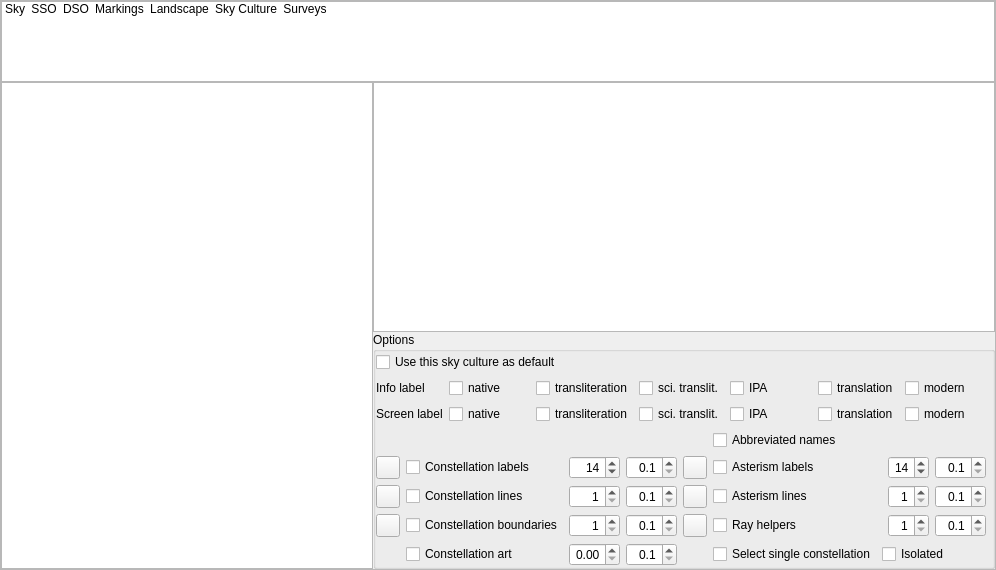
Old version of the form src/gui/viewDialog.ui in the repository Stellarium/stellarium.
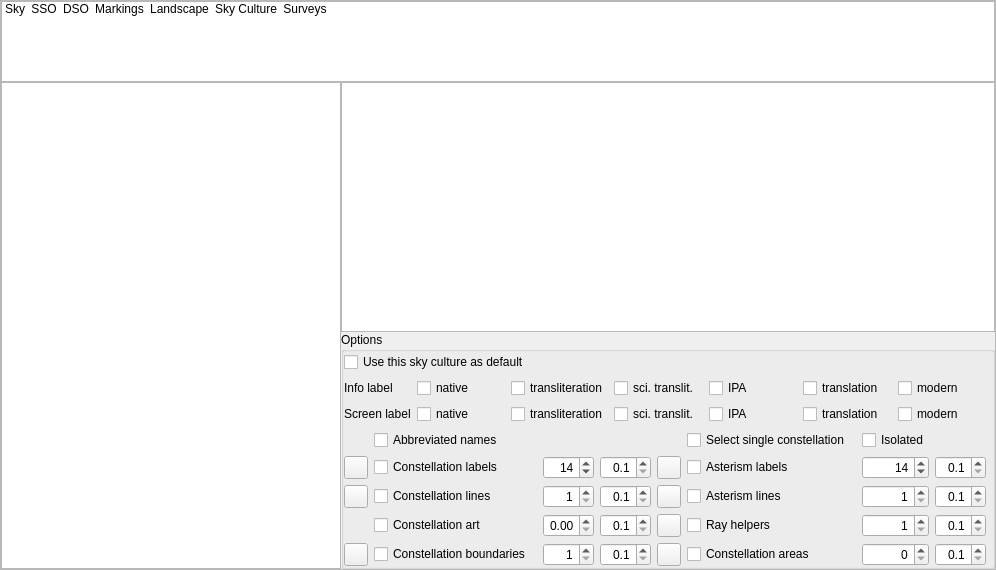
New version of the form. The open tabs and pages were chosen to show the change. Icons and pictures are not drawn. Custom widgets are drawn as their Qt base class.

Commit message: GUI changes for hull drawing - by default, hide this advanced feature from new users

```diff
--- a/src/gui/viewDialog.ui
+++ b/src/gui/viewDialog.ui
@@ -5166,8 +5166,24 @@
              </item>
              <item row="6" column="0" rowspan="2">
               <layout class="QGridLayout" name="skyCultureGridLayout">
-               <item row="2" column="6" colspan="2">
-                <widget class="QCheckBox" name="showAsterismLinesCheckBox">
+               <item row="4" column="8">
+                <widget class="QSpinBox" name="rayHelperThicknessSpinBox">
+                 <property name="toolTip">
+                  <string>Thickness of line in pixels</string>
+                 </property>
+                 <property name="alignment">
+                  <set>Qt::AlignRight|Qt::AlignTrailing|Qt::AlignVCenter</set>
+                 </property>
+                 <property name="minimum">
+                  <number>1</number>
+                 </property>
+                 <property name="maximum">
+                  <number>5</number>
+                 </property>
+                </widget>
+               </item>
+               <item row="2" column="1" colspan="2">
+                <widget class="QCheckBox" name="showConstellationLabelsCheckBox">
                  <property name="sizePolicy">
                   <sizepolicy hsizetype="MinimumExpanding" vsizetype="Fixed">
                    <horstretch>0</horstretch>
@@ -5175,14 +5191,14 @@
                   </sizepolicy>
                  </property>
                  <property name="text">
-                  <string>Asterism lines</string>
+                  <string>Constellation labels</string>
                  </property>
                 </widget>
                </item>
-               <item row="4" column="4">
-                <widget class="QDoubleSpinBox" name="artFadeDurationDoubleSpinBox">
+               <item row="4" column="9">
+                <widget class="QDoubleSpinBox" name="rayHelpersFadeDurationDoubleSpinBox">
                  <property name="toolTip">
-                  <string>Fading duration for artwork of constellations </string>
+                  <string>Fading duration for lines of ray helpers</string>
                  </property>
                  <property name="alignment">
                   <set>Qt::AlignRight|Qt::AlignTrailing|Qt::AlignVCenter</set>
@@ -5201,7 +5217,7 @@
                  </property>
                 </widget>
                </item>
-               <item row="3" column="6" colspan="2">
+               <item row="4" column="6" colspan="2">
                 <widget class="QCheckBox" name="showRayHelpersCheckBox">
                  <property name="sizePolicy">
                   <sizepolicy hsizetype="MinimumExpanding" vsizetype="Fixed">
@@ -5214,36 +5230,17 @@
                  </property>
                 </widget>
                </item>
-               <item row="4" column="6">
-                <widget class="QCheckBox" name="selectSingleConstellationCheckBox">
+               <item row="2" column="0">
+                <widget class="ColorButton" name="colorConstellationLabels">
                  <property name="toolTip">
-                  <string>Click on star to show its constellation</string>
+                  <string>Color of constellation names</string>
                  </property>
-                 <property name="text">
-                  <string>Select single constellation</string>
-                 </property>
                 </widget>
                </item>
-               <item row="2" column="3">
-                <widget class="QSpinBox" name="constellationLineThicknessSpinBox">
+               <item row="3" column="9">
+                <widget class="QDoubleSpinBox" name="asterismLinesFadeDurationDoubleSpinBox">
                  <property name="toolTip">
-                  <string>Thickness of line in pixels</string>
-                 </property>
-                 <property name="alignment">
-                  <set>Qt::AlignRight|Qt::AlignTrailing|Qt::AlignVCenter</set>
-                 </property>
-                 <property name="minimum">
-                  <number>1</number>
-                 </property>
-                 <property name="maximum">
-                  <number>5</number>
-                 </property>
-                </widget>
-               </item>
-               <item row="1" column="4">
-                <widget class="QDoubleSpinBox" name="namesFadeDurationDoubleSpinBox">
-                 <property name="toolTip">
-                  <string>Fading duration for screen labels of constellations</string>
+                  <string>Fading duration for lines of asterisms</string>
                  </property>
                  <property name="alignment">
                   <set>Qt::AlignRight|Qt::AlignTrailing|Qt::AlignVCenter</set>
@@ -5262,59 +5259,63 @@
                  </property>
                 </widget>
                </item>
-               <item row="1" column="5">
+               <item row="3" column="6" colspan="2">
+                <widget class="QCheckBox" name="showAsterismLinesCheckBox">
+                 <property name="sizePolicy">
+                  <sizepolicy hsizetype="MinimumExpanding" vsizetype="Fixed">
+                   <horstretch>0</horstretch>
+                   <verstretch>0</verstretch>
+                  </sizepolicy>
+                 </property>
+                 <property name="text">
+                  <string>Asterism lines</string>
+                 </property>
+                </widget>
+               </item>
+               <item row="2" column="5">
                 <widget class="ColorButton" name="colorAsterismLabels">
                  <property name="toolTip">
                   <string>Color of asterism names</string>
                  </property>
                 </widget>
                </item>
+               <item row="3" column="8">
+                <widget class="QSpinBox" name="asterismLineThicknessSpinBox">
+                 <property name="toolTip">
+                  <string>Thickness of line in pixels</string>
+                 </property>
+                 <property name="alignment">
+                  <set>Qt::AlignRight|Qt::AlignTrailing|Qt::AlignVCenter</set>
+                 </property>
+                 <property name="minimum">
+                  <number>1</number>
+                 </property>
+                 <property name="maximum">
+                  <number>5</number>
+                 </property>
+                </widget>
+               </item>
                <item row="3" column="1" colspan="2">
-                <widget class="QCheckBox" name="showConstellationBoundariesCheckBox">
+                <widget class="QCheckBox" name="showConstellationLinesCheckBox">
                  <property name="sizePolicy">
                   <sizepolicy hsizetype="MinimumExpanding" vsizetype="Fixed">
                    <horstretch>0</horstretch>
                    <verstretch>0</verstretch>
                   </sizepolicy>
                  </property>
-                 <property name="toolTip">
-                  <string>Show boundaries of constellations</string>
-                 </property>
                  <property name="text">
-                  <string>Constellation boundaries</string>
+                  <string>Constellation lines</string>
                  </property>
                 </widget>
                </item>
-               <item row="1" column="0">
-                <widget class="ColorButton" name="colorConstellationLabels">
+               <item row="3" column="5">
+                <widget class="ColorButton" name="colorAsterismLines">
                  <property name="toolTip">
-                  <string>Color of constellation names</string>
+                  <string>Color of asterism lines</string>
                  </property>
                 </widget>
                </item>
-               <item row="2" column="4">
-                <widget class="QDoubleSpinBox" name="linesFadeDurationDoubleSpinBox">
-                 <property name="toolTip">
-                  <string>Fading duration for lines of constellations</string>
-                 </property>
-                 <property name="alignment">
-                  <set>Qt::AlignRight|Qt::AlignTrailing|Qt::AlignVCenter</set>
-                 </property>
-                 <property name="decimals">
-                  <number>1</number>
-                 </property>
-                 <property name="minimum">
-                  <double>0.100000000000000</double>
-                 </property>
-                 <property name="maximum">
-                  <double>10.000000000000000</double>
-                 </property>
-                 <property name="singleStep">
-                  <double>0.100000000000000</double>
-                 </property>
-                </widget>
-               </item>
-               <item row="1" column="3">
+               <item row="2" column="3">
                 <widget class="QSpinBox" name="constellationsFontSizeSpinBox">
                  <property name="toolTip">
                   <string>Constellations font size</string>
@@ -5334,13 +5335,6 @@
                 </widget>
                </item>
                <item row="3" column="0">
-                <widget class="ColorButton" name="colorConstellationBoundaries">
-                 <property name="toolTip">
-                  <string>Color of constellation boundaries</string>
-                 </property>
-                </widget>
-               </item>
-               <item row="2" column="0">
                 <widget class="ColorButton" name="colorConstellationLines">
                  <property name="toolTip">
                   <string>Color of constellation lines</string>
@@ -5348,9 +5342,9 @@
                 </widget>
                </item>
                <item row="3" column="4">
-                <widget class="QDoubleSpinBox" name="boundariesFadeDurationDoubleSpinBox">
+                <widget class="QDoubleSpinBox" name="linesFadeDurationDoubleSpinBox">
                  <property name="toolTip">
-                  <string>Fading duration for boundaries of constellations</string>
+                  <string>Fading duration for lines of constellations</string>
                  </property>
                  <property name="alignment">
                   <set>Qt::AlignRight|Qt::AlignTrailing|Qt::AlignVCenter</set>
@@ -5369,27 +5363,7 @@
                  </property>
                 </widget>
                </item>
-               <item row="1" column="1" colspan="2">
-                <widget class="QCheckBox" name="showConstellationLabelsCheckBox">
-                 <property name="sizePolicy">
-                  <sizepolicy hsizetype="MinimumExpanding" vsizetype="Fixed">
-                   <horstretch>0</horstretch>
-                   <verstretch>0</verstretch>
-                  </sizepolicy>
-                 </property>
-                 <property name="text">
-                  <string>Constellation labels</string>
-                 </property>
-                </widget>
-               </item>
-               <item row="2" column="5">
-                <widget class="ColorButton" name="colorAsterismLines">
-                 <property name="toolTip">
-                  <string>Color of asterism lines</string>
-                 </property>
-                </widget>
-               </item>
-               <item row="1" column="6" colspan="2">
+               <item row="2" column="6" colspan="2">
                 <widget class="QCheckBox" name="showAsterismLabelsCheckBox">
                  <property name="sizePolicy">
                   <sizepolicy hsizetype="MinimumExpanding" vsizetype="Fixed">
@@ -5402,52 +5376,29 @@
                  </property>
                 </widget>
                </item>
-               <item row="2" column="1" colspan="2">
-                <widget class="QCheckBox" name="showConstellationLinesCheckBox">
-                 <property name="sizePolicy">
-                  <sizepolicy hsizetype="MinimumExpanding" vsizetype="Fixed">
-                   <horstretch>0</horstretch>
-                   <verstretch>0</verstretch>
-                  </sizepolicy>
-                 </property>
-                 <property name="text">
-                  <string>Constellation lines</string>
-                 </property>
-                </widget>
-               </item>
-               <item row="4" column="3">
-                <widget class="QDoubleSpinBox" name="constellationArtBrightnessSpinBox">
+               <item row="2" column="9">
+                <widget class="QDoubleSpinBox" name="asterismNamesFadeDurationDoubleSpinBox">
                  <property name="toolTip">
-                  <string>Brightness for constellation art</string>
+                  <string>Fading duration for screen labels of asterisms </string>
                  </property>
                  <property name="alignment">
                   <set>Qt::AlignRight|Qt::AlignTrailing|Qt::AlignVCenter</set>
                  </property>
-                 <property name="maximum">
-                  <double>1.000000000000000</double>
-                 </property>
-                 <property name="singleStep">
-                  <double>0.050000000000000</double>
-                 </property>
-                </widget>
-               </item>
-               <item row="3" column="3">
-                <widget class="QSpinBox" name="constellationBoundariesThicknessSpinBox">
-                 <property name="toolTip">
-                  <string>Thickness of line in pixels</string>
-                 </property>
-                 <property name="alignment">
-                  <set>Qt::AlignRight|Qt::AlignTrailing|Qt::AlignVCenter</set>
-                 </property>
-                 <property name="minimum">
+                 <property name="decimals">
                   <number>1</number>
                  </property>
+                 <property name="minimum">
+                  <double>0.100000000000000</double>
+                 </property>
                  <property name="maximum">
-                  <number>5</number>
+                  <double>10.000000000000000</double>
+                 </property>
+                 <property name="singleStep">
+                  <double>0.100000000000000</double>
                  </property>
                 </widget>
                </item>
-               <item row="1" column="8">
+               <item row="2" column="8">
                 <widget class="QSpinBox" name="asterismsFontSizeSpinBox">
                  <property name="toolTip">
                   <string>Asterisms font size</string>
@@ -5466,44 +5417,37 @@
                  </property>
                 </widget>
                </item>
-               <item row="4" column="1" colspan="2">
-                <widget class="QCheckBox" name="showConstellationArtCheckBox">
-                 <property name="sizePolicy">
-                  <sizepolicy hsizetype="MinimumExpanding" vsizetype="Fixed">
-                   <horstretch>0</horstretch>
-                   <verstretch>0</verstretch>
-                  </sizepolicy>
-                 </property>
-                 <property name="text">
-                  <string>Constellation art</string>
-                 </property>
-                </widget>
-               </item>
-               <item row="3" column="5">
+               <item row="4" column="5">
                 <widget class="ColorButton" name="colorRayHelpers">
                  <property name="toolTip">
                   <string>Color of ray helpers</string>
                  </property>
                 </widget>
                </item>
-               <item row="3" column="8">
-                <widget class="QSpinBox" name="rayHelperThicknessSpinBox">
+               <item row="2" column="4">
+                <widget class="QDoubleSpinBox" name="namesFadeDurationDoubleSpinBox">
                  <property name="toolTip">
-                  <string>Thickness of line in pixels</string>
+                  <string>Fading duration for screen labels of constellations</string>
                  </property>
                  <property name="alignment">
                   <set>Qt::AlignRight|Qt::AlignTrailing|Qt::AlignVCenter</set>
                  </property>
-                 <property name="minimum">
+                 <property name="decimals">
                   <number>1</number>
                  </property>
+                 <property name="minimum">
+                  <double>0.100000000000000</double>
+                 </property>
                  <property name="maximum">
-                  <number>5</number>
+                  <double>10.000000000000000</double>
                  </property>
+                 <property name="singleStep">
+                  <double>0.100000000000000</double>
+                 </property>
                 </widget>
                </item>
-               <item row="2" column="8">
-                <widget class="QSpinBox" name="asterismLineThicknessSpinBox">
+               <item row="3" column="3">
+                <widget class="QSpinBox" name="constellationLineThicknessSpinBox">
                  <property name="toolTip">
                   <string>Thickness of line in pixels</string>
                  </property>
@@ -5518,51 +5462,24 @@
                  </property>
                 </widget>
                </item>
-               <item row="1" column="9">
-                <widget class="QDoubleSpinBox" name="asterismNamesFadeDurationDoubleSpinBox">
-                 <property name="toolTip">
-                  <string>Fading duration for screen labels of asterisms </string>
+               <item row="1" column="1">
+                <widget class="QCheckBox" name="abbreviatedNamesCheckBox">
+                 <property name="text">
+                  <string>Abbreviated names</string>
                  </property>
-                 <property name="alignment">
-                  <set>Qt::AlignRight|Qt::AlignTrailing|Qt::AlignVCenter</set>
-                 </property>
-                 <property name="decimals">
-                  <number>1</number>
-                 </property>
-                 <property name="minimum">
-                  <double>0.100000000000000</double>
-                 </property>
-                 <property name="maximum">
-                  <double>10.000000000000000</double>
-                 </property>
-                 <property name="singleStep">
-                  <double>0.100000000000000</double>
-                 </property>
                 </widget>
                </item>
-               <item row="2" column="9">
-                <widget class="QDoubleSpinBox" name="asterismLinesFadeDurationDoubleSpinBox">
+               <item row="1" column="6">
+                <widget class="QCheckBox" name="selectSingleConstellationCheckBox">
                  <property name="toolTip">
-                  <string>Fading duration for lines of asterisms</string>
+                  <string>Click on star to show its constellation</string>
                  </property>
-                 <property name="alignment">
-                  <set>Qt::AlignRight|Qt::AlignTrailing|Qt::AlignVCenter</set>
+                 <property name="text">
+                  <string>Select single constellation</string>
                  </property>
-                 <property name="decimals">
-                  <number>1</number>
-                 </property>
-                 <property name="minimum">
-                  <double>0.100000000000000</double>
-                 </property>
-                 <property name="maximum">
-                  <double>10.000000000000000</double>
-                 </property>
-                 <property name="singleStep">
-                  <double>0.100000000000000</double>
-                 </property>
                 </widget>
                </item>
-               <item row="4" column="7" colspan="3">
+               <item row="1" column="8">
                 <widget class="QCheckBox" name="constellationPickCheckBox">
                  <property name="toolTip">
                   <string>Only one at a time</string>
@@ -5572,14 +5489,59 @@
                  </property>
                 </widget>
                </item>
-               <item row="3" column="9">
-                <widget class="QDoubleSpinBox" name="rayHelpersFadeDurationDoubleSpinBox">
+               <item row="5" column="1">
+                <widget class="QCheckBox" name="showConstellationBoundariesCheckBox">
+                 <property name="sizePolicy">
+                  <sizepolicy hsizetype="MinimumExpanding" vsizetype="Fixed">
+                   <horstretch>0</horstretch>
+                   <verstretch>0</verstretch>
+                  </sizepolicy>
+                 </property>
                  <property name="toolTip">
-                  <string>Fading duration for lines of ray helpers</string>
+                  <string>Show boundaries of constellations</string>
                  </property>
+                 <property name="text">
+                  <string>Constellation boundaries</string>
+                 </property>
+                </widget>
+               </item>
+               <item row="4" column="1">
+                <widget class="QCheckBox" name="showConstellationArtCheckBox">
+                 <property name="sizePolicy">
+                  <sizepolicy hsizetype="MinimumExpanding" vsizetype="Fixed">
+                   <horstretch>0</horstretch>
+                   <verstretch>0</verstretch>
+                  </sizepolicy>
+                 </property>
+                 <property name="text">
+                  <string>Constellation art</string>
+                 </property>
+                </widget>
+               </item>
+               <item row="5" column="3">
+                <widget class="QSpinBox" name="constellationBoundariesThicknessSpinBox">
+                 <property name="toolTip">
+                  <string>Thickness of line in pixels</string>
+                 </property>
                  <property name="alignment">
                   <set>Qt::AlignRight|Qt::AlignTrailing|Qt::AlignVCenter</set>
                  </property>
+                 <property name="minimum">
+                  <number>1</number>
+                 </property>
+                 <property name="maximum">
+                  <number>5</number>
+                 </property>
+                </widget>
+               </item>
+               <item row="5" column="4">
+                <widget class="QDoubleSpinBox" name="boundariesFadeDurationDoubleSpinBox">
+                 <property name="toolTip">
+                  <string>Fading duration for boundaries of constellations</string>
+                 </property>
+                 <property name="alignment">
+                  <set>Qt::AlignRight|Qt::AlignTrailing|Qt::AlignVCenter</set>
+                 </property>
                  <property name="decimals">
                   <number>1</number>
                  </property>
@@ -5594,10 +5556,103 @@
                  </property>
                 </widget>
                </item>
-               <item row="0" column="6">
-                <widget class="QCheckBox" name="abbreviatedNamesCheckBox">
+               <item row="5" column="0">
+                <widget class="ColorButton" name="colorConstellationBoundaries">
+                 <property name="toolTip">
+                  <string>Color of constellation boundaries</string>
+                 </property>
+                </widget>
+               </item>
+               <item row="4" column="3">
+                <widget class="QDoubleSpinBox" name="constellationArtBrightnessSpinBox">
+                 <property name="toolTip">
+                  <string>Brightness for constellation art</string>
+                 </property>
+                 <property name="alignment">
+                  <set>Qt::AlignRight|Qt::AlignTrailing|Qt::AlignVCenter</set>
+                 </property>
+                 <property name="maximum">
+                  <double>1.000000000000000</double>
+                 </property>
+                 <property name="singleStep">
+                  <double>0.050000000000000</double>
+                 </property>
+                </widget>
+               </item>
+               <item row="4" column="4">
+                <widget class="QDoubleSpinBox" name="artFadeDurationDoubleSpinBox">
+                 <property name="toolTip">
+                  <string>Fading duration for artwork of constellations </string>
+                 </property>
+                 <property name="alignment">
+                  <set>Qt::AlignRight|Qt::AlignTrailing|Qt::AlignVCenter</set>
+                 </property>
+                 <property name="decimals">
+                  <number>1</number>
+                 </property>
+                 <property name="minimum">
+                  <double>0.100000000000000</double>
+                 </property>
+                 <property name="maximum">
+                  <double>10.000000000000000</double>
+                 </property>
+                 <property name="singleStep">
+                  <double>0.100000000000000</double>
+                 </property>
+                </widget>
+               </item>
+               <item row="5" column="6">
+                <widget class="QCheckBox" name="constellationHullsCheckBox">
+                 <property name="toolTip">
+                  <string>Show areas (convex hulls) of constellations</string>
+                 </property>
                  <property name="text">
-                  <string>Abbreviated names</string>
+                  <string>Constellation areas</string>
+                 </property>
+                </widget>
+               </item>
+               <item row="5" column="8">
+                <widget class="QSpinBox" name="constellationHullsThicknessSpinBox">
+                 <property name="toolTip">
+                  <string>Thickness of line in pixels</string>
+                 </property>
+                 <property name="alignment">
+                  <set>Qt::AlignRight|Qt::AlignTrailing|Qt::AlignVCenter</set>
+                 </property>
+                </widget>
+               </item>
+               <item row="5" column="9">
+                <widget class="QDoubleSpinBox" name="constellationHullsFadeDurationDoubleSpinBox">
+                 <property name="toolTip">
+                  <string>Fading duration for area limits of constellations</string>
+                 </property>
+                 <property name="alignment">
+                  <set>Qt::AlignRight|Qt::AlignTrailing|Qt::AlignVCenter</set>
+                 </property>
+                 <property name="decimals">
+                  <number>1</number>
+                 </property>
+                 <property name="minimum">
+                  <double>0.100000000000000</double>
+                 </property>
+                 <property name="maximum">
+                  <double>10.000000000000000</double>
+                 </property>
+                 <property name="singleStep">
+                  <double>0.100000000000000</double>
+                 </property>
+                 <property name="value">
+                  <double>0.100000000000000</double>
+                 </property>
+                </widget>
+               </item>
+               <item row="5" column="5">
+                <widget class="ColorButton" name="constellationHullsColorButton">
+                 <property name="toolTip">
+                  <string>Color of constellation area (convex hull) boundaries</string>
+                 </property>
+                 <property name="text">
+                  <string/>
                  </property>
                 </widget>
                </item>
```
Left out of the diff: 10 changed lines with no effect on the pictures. The commit also changes 6 other files.
